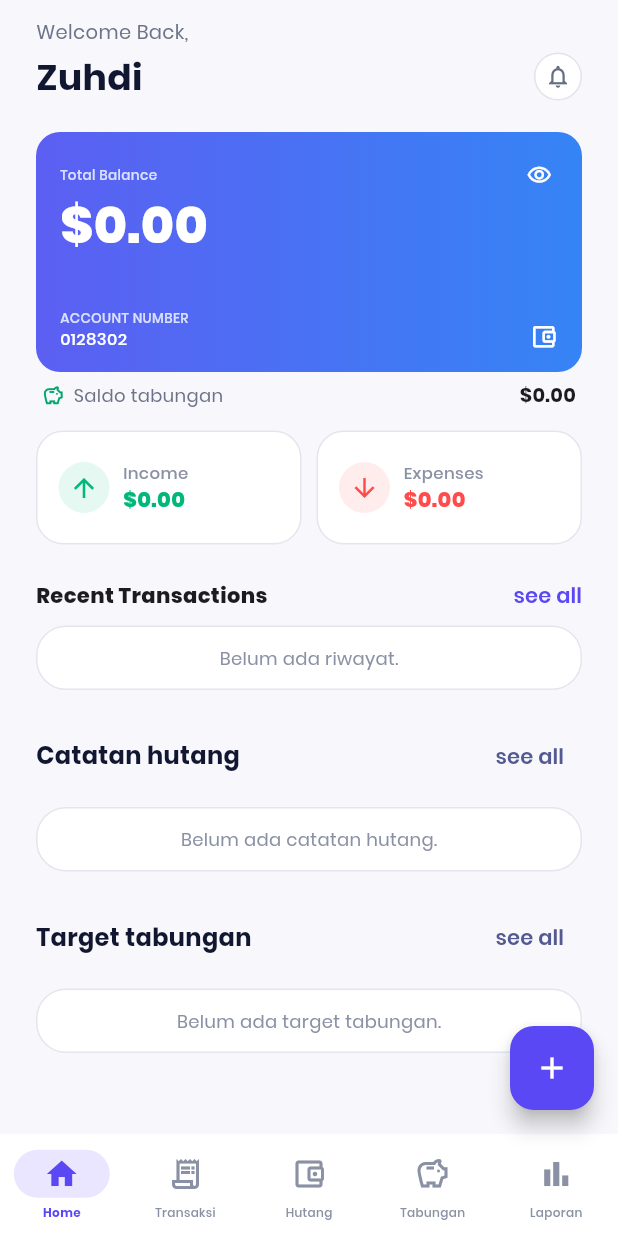
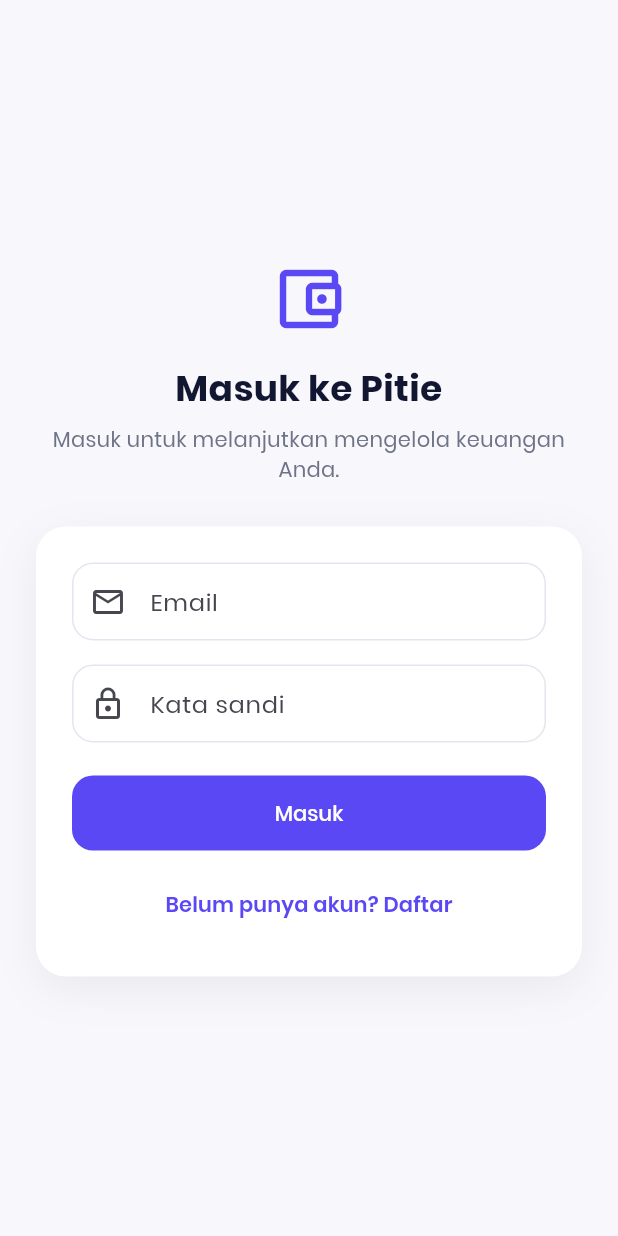
Before and after one commit to zude3/pitie, a Flutter app: the screen it shows after launch, on a phone screen of 412 x 824 dp. Run offline on Flutter 3.47's test engine with Material 3 defaults, Android fonts, the phone set to English and light mode, and no system bars; our stand-ins replace firebase_auth, firebase_core, sqflite; accounts and stored records are empty.

Commit message:
login, register, logout

```diff
--- a/lib/main.dart
+++ b/lib/main.dart
@@ -1,16 +1,17 @@
+import 'package:firebase_auth/firebase_auth.dart';
 import 'package:firebase_core/firebase_core.dart';
 import 'package:flutter/material.dart';
 
 import 'data/transaction_store.dart';
 import 'firebase_options.dart';
+import 'screens/auth/login_screen.dart';
 import 'screens/dashboard_screen.dart';
+import 'services/auth_service.dart';
 import 'utils/app_theme.dart';
 
 Future<void> main() async {
   WidgetsFlutterBinding.ensureInitialized();
-  await Firebase.initializeApp(
-    options: DefaultFirebaseOptions.currentPlatform,
-  );
+  await Firebase.initializeApp(options: DefaultFirebaseOptions.currentPlatform);
   final store = TransactionStore();
   try {
     await store.initialize();
@@ -33,8 +34,48 @@ class PitieApp extends StatelessWidget {
         debugShowCheckedModeBanner: false,
         title: 'Pitie',
         theme: AppTheme.lightTheme,
-        home: const DashboardScreen(),
+        home: const AuthGate(),
       ),
     );
   }
 }
+
+class AuthGate extends StatefulWidget {
+  const AuthGate({super.key});
+
+  @override
+  State<AuthGate> createState() => _AuthGateState();
+}
+
+class _AuthGateState extends State<AuthGate> {
+  late final Stream<User?> _authStateChanges = AuthService().authStateChanges;
+
+  @override
+  Widget build(BuildContext context) {
+    return StreamBuilder<User?>(
+      stream: _authStateChanges,
+      builder: (context, snapshot) {
+        if (snapshot.connectionState == ConnectionState.waiting) {
+          return const Scaffold(
+            body: Center(child: CircularProgressIndicator()),
+          );
+        }
+        if (snapshot.hasError) {
+          return Scaffold(
+            body: Center(
+              child: Padding(
+                padding: const EdgeInsets.all(24),
+                child: Text(
+                  'Gagal memeriksa status autentikasi: ${snapshot.error}',
+                  textAlign: TextAlign.center,
+                ),
+              ),
+            ),
+          );
+        }
+        if (snapshot.data == null) return const LoginScreen();
+        return const DashboardScreen();
+      },
+    );
+  }
+}
--- /dev/null
+++ b/lib/screens/auth/login_screen.dart
@@ -0,0 +1,234 @@
+import 'package:flutter/material.dart';
+
+import '../../services/auth_service.dart';
+
+class LoginScreen extends StatefulWidget {
+  const LoginScreen({super.key});
+
+  @override
+  State<LoginScreen> createState() => _LoginScreenState();
+}
+
+class _LoginScreenState extends State<LoginScreen> {
+  final _formKey = GlobalKey<FormState>();
+  final _emailController = TextEditingController();
+  final _passwordController = TextEditingController();
+  final _authService = AuthService();
+
+  bool _isLogin = true;
+  bool _isLoading = false;
+  String? _errorMessage;
+
+  @override
+  void dispose() {
+    _emailController.dispose();
+    _passwordController.dispose();
+    super.dispose();
+  }
+
+  Future<void> _submit() async {
+    if (!_formKey.currentState!.validate()) return;
+
+    setState(() {
+      _isLoading = true;
+      _errorMessage = null;
+    });
+
+    try {
+      if (_isLogin) {
+        await _authService.signIn(
+          _emailController.text,
+          _passwordController.text,
+        );
+      } else {
+        await _authService.register(
+          _emailController.text,
+          _passwordController.text,
+        );
+      }
+    } on AuthServiceException catch (error) {
+      if (mounted) setState(() => _errorMessage = error.message);
+    } finally {
+      if (mounted) setState(() => _isLoading = false);
+    }
+  }
+
+  void _toggleMode() {
+    setState(() {
+      _isLogin = !_isLogin;
+      _errorMessage = null;
+      _formKey.currentState?.reset();
+    });
+  }
+
+  @override
+  Widget build(BuildContext context) {
+    final title = _isLogin ? 'Masuk ke Pitie' : 'Buat akun Pitie';
+
+    return Scaffold(
+      body: SafeArea(
+        child: Center(
+          child: SingleChildScrollView(
+            padding: const EdgeInsets.all(24),
+            child: ConstrainedBox(
+              constraints: const BoxConstraints(maxWidth: 420),
+              child: Column(
+                crossAxisAlignment: CrossAxisAlignment.stretch,
+                children: [
+                  const Icon(
+                    Icons.account_balance_wallet_outlined,
+                    color: Color(0xFF5B48F5),
+                    size: 52,
+                  ),
+                  const SizedBox(height: 16),
+                  Text(
+                    title,
+                    textAlign: TextAlign.center,
+                    style: const TextStyle(
+                      color: Color(0xFF111631),
+                      fontSize: 24,
+                      fontWeight: FontWeight.w700,
+                    ),
+                  ),
+                  const SizedBox(height: 8),
+                  Text(
+                    _isLogin
+                        ? 'Masuk untuk melanjutkan mengelola keuangan Anda.'
+                        : 'Daftar untuk mulai mengelola keuangan Anda.',
+                    textAlign: TextAlign.center,
+                    style: const TextStyle(
+                      color: Color(0xFF6E7488),
+                      fontSize: 14,
+                    ),
+                  ),
+                  const SizedBox(height: 28),
+                  Container(
+                    padding: const EdgeInsets.all(24),
+                    decoration: BoxDecoration(
+                      color: Colors.white,
+                      borderRadius: BorderRadius.circular(20),
+                      boxShadow: const [
+                        BoxShadow(
+                          color: Color(0x120E1430),
+                          blurRadius: 24,
+                          offset: Offset(0, 8),
+                        ),
+                      ],
+                    ),
+                    child: Form(
+                      key: _formKey,
+                      child: Column(
+                        crossAxisAlignment: CrossAxisAlignment.stretch,
+                        children: [
+                          TextFormField(
+                            controller: _emailController,
+                            enabled: !_isLoading,
+                            keyboardType: TextInputType.emailAddress,
+                            textInputAction: TextInputAction.next,
+                            autofillHints: const [AutofillHints.email],
+                            decoration: const InputDecoration(
+                              labelText: 'Email',
+                              prefixIcon: Icon(Icons.email_outlined),
+                            ),
+                            validator: (value) {
+                              final email = value?.trim() ?? '';
+                              if (email.isEmpty) return 'Email wajib diisi.';
+                              if (!RegExp(r'^[^@\s]+@[^@\s]+\.[^@\s]+$')
+                                  .hasMatch(email)) {
+                                return 'Masukkan alamat email yang valid.';
+                              }
+                              return null;
+                            },
+                          ),
+                          const SizedBox(height: 16),
+                          TextFormField(
+                            controller: _passwordController,
+                            enabled: !_isLoading,
+                            obscureText: true,
+                            textInputAction: TextInputAction.done,
+                            autofillHints: [
+                              _isLogin
+                                  ? AutofillHints.password
+                                  : AutofillHints.newPassword,
+                            ],
+                            onFieldSubmitted: (_) => _submit(),
+                            decoration: const InputDecoration(
+                              labelText: 'Kata sandi',
+                              prefixIcon: Icon(Icons.lock_outline),
+                            ),
+                            validator: (value) {
+                              final password = value ?? '';
+                              if (password.isEmpty) {
+                                return 'Kata sandi wajib diisi.';
+                              }
+                              if (password.length < 6) {
+                                return 'Kata sandi minimal 6 karakter.';
+                              }
+                              return null;
+                            },
+                          ),
+                          if (_errorMessage != null) ...[
+                            const SizedBox(height: 16),
+                            Container(
+                              padding: const EdgeInsets.all(12),
+                              decoration: BoxDecoration(
+                                color: const Color(0xFFFFEEEE),
+                                borderRadius: BorderRadius.circular(12),
+                              ),
+                              child: Text(
+                                _errorMessage!,
+                                style: const TextStyle(
+                                  color: Color(0xFFB42318),
+                                  fontSize: 13,
+                                ),
+                              ),
+                            ),
+                          ],
+                          const SizedBox(height: 22),
+                          FilledButton(
+                            onPressed: _isLoading ? null : _submit,
+                            style: FilledButton.styleFrom(
+                              backgroundColor: const Color(0xFF5B48F5),
+                              foregroundColor: Colors.white,
+                              minimumSize: const Size.fromHeight(50),
+                              shape: RoundedRectangleBorder(
+                                borderRadius: BorderRadius.circular(14),
+                              ),
+                            ),
+                            child: _isLoading
+                                ? const SizedBox(
+                                    width: 22,
+                                    height: 22,
+                                    child: CircularProgressIndicator(
+                                      strokeWidth: 2,
+                                      color: Colors.white,
+                                    ),
+                                  )
+                                : Text(_isLogin ? 'Masuk' : 'Daftar'),
+                          ),
+                          const SizedBox(height: 12),
+                          TextButton(
+                            onPressed: _isLoading ? null : _toggleMode,
+                            child: Text(
+                              _isLogin
+                                  ? 'Belum punya akun? Daftar'
+                                  : 'Sudah punya akun? Masuk',
+                              style: const TextStyle(
+                                color: Color(0xFF5B48F5),
+                                fontWeight: FontWeight.w600,
+                              ),
+                            ),
+                          ),
+                        ],
+                      ),
+                    ),
+                  ),
+                ],
+              ),
+            ),
+          ),
+        ),
+      ),
+    );
+  }
+}
--- /dev/null
+++ b/lib/services/auth_service.dart
@@ -0,0 +1,64 @@
+import 'package:firebase_auth/firebase_auth.dart';
+
+class AuthService {
+  AuthService({FirebaseAuth? firebaseAuth})
+    : _firebaseAuth = firebaseAuth ?? FirebaseAuth.instance;
+
+  final FirebaseAuth _firebaseAuth;
+
+  Stream<User?> get authStateChanges => _firebaseAuth.authStateChanges();
+
+  User? get currentUser => _firebaseAuth.currentUser;
+
+  Future<UserCredential> signIn(String email, String password) async {
+    try {
+      return await _firebaseAuth.signInWithEmailAndPassword(
+        email: email.trim(),
+        password: password,
+      );
+    } on FirebaseAuthException catch (error) {
+      throw AuthServiceException(_messageForCode(error.code));
+    }
+  }
+
+  Future<UserCredential> register(String email, String password) async {
+    try {
+      return await _firebaseAuth.createUserWithEmailAndPassword(
+        email: email.trim(),
+        password: password,
+      );
+    } on FirebaseAuthException catch (error) {
+      throw AuthServiceException(_messageForCode(error.code));
+    }
+  }
+
+  Future<void> signOut() async {
+    try {
+      await _firebaseAuth.signOut();
+    } on FirebaseAuthException catch (error) {
+      throw AuthServiceException(_messageForCode(error.code));
+    }
+  }
+
+  static String _messageForCode(String code) => switch (code) {
+    'user-not-found' => 'Akun dengan alamat email tersebut tidak ditemukan.',
+    'wrong-password' => 'Kata sandi yang dimasukkan salah.',
+    'invalid-credential' => 'Email atau kata sandi tidak valid.',
+    'email-already-in-use' => 'Alamat email sudah digunakan.',
+    'weak-password' => 'Kata sandi terlalu lemah. Gunakan minimal 6 karakter.',
+    'invalid-email' => 'Format alamat email tidak valid.',
+    'network-request-failed' =>
+      'Koneksi jaringan bermasalah. Periksa koneksi internet Anda.',
+    'too-many-requests' => 'Terlalu banyak percobaan. Silakan coba lagi nanti.',
+    _ => 'Terjadi kesalahan autentikasi. Silakan coba lagi.',
+  };
+}
+
+class AuthServiceException implements Exception {
+  const AuthServiceException(this.message);
+
+  final String message;
+
+  @override
+  String toString() => message;
+}
```
Also changed, not shown: lib/screens/dashboard_screen.dart (+39 -1 lines), 1 other file.
